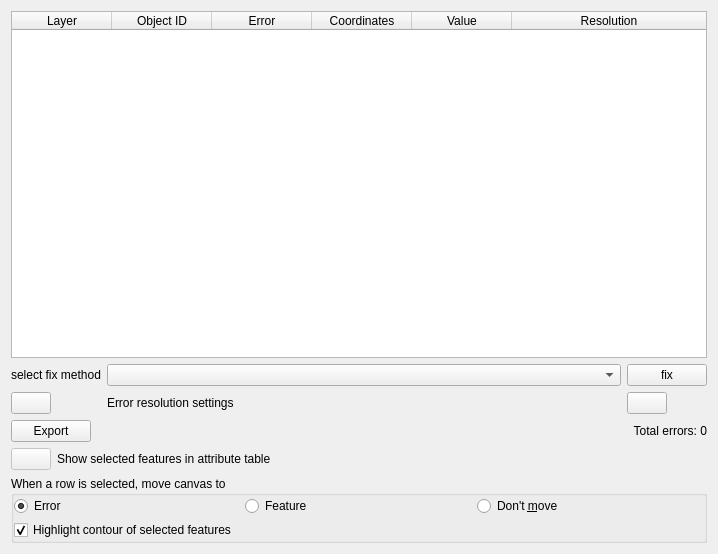
The window that resulttab.ui (Deng-Jiayu/TopologyChecker) describes before a commit, drawn with Qt 5.
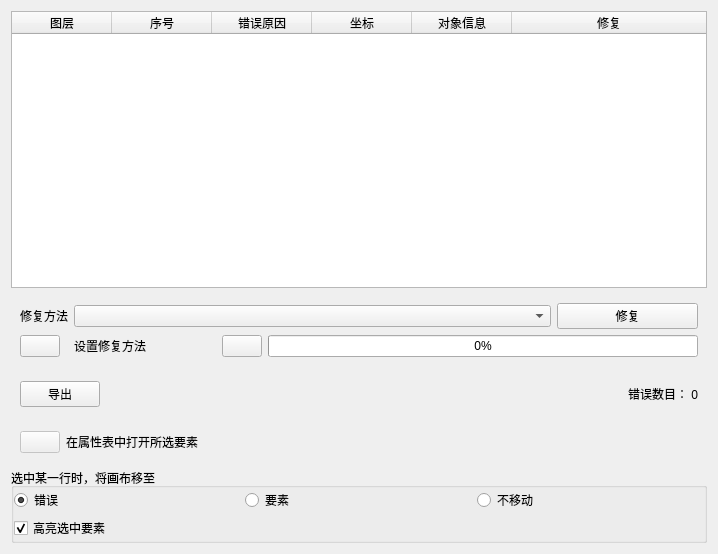
The same window after the commit. Icons and pictures are not drawn.

The edit to the form file:
```diff
--- a/resulttab.ui
+++ b/resulttab.ui
@@ -14,6 +14,103 @@
    <string>Form</string>
   </property>
   <layout class="QGridLayout" name="gridLayout_3">
+   <item row="5" column="0">
+    <widget class="QGroupBox" name="groupBoxRowSelectionBehavior">
+     <property name="title">
+      <string>选中某一行时，将画布移至</string>
+     </property>
+     <property name="flat">
+      <bool>true</bool>
+     </property>
+     <layout class="QGridLayout" name="gridLayout_2">
+      <property name="leftMargin">
+       <number>0</number>
+      </property>
+      <property name="topMargin">
+       <number>0</number>
+      </property>
+      <property name="rightMargin">
+       <number>0</number>
+      </property>
+      <property name="bottomMargin">
+       <number>0</number>
+      </property>
+      <property name="spacing">
+       <number>4</number>
+      </property>
+      <item row="0" column="1">
+       <widget class="QRadioButton" name="radioButtonFeature">
+        <property name="text">
+         <string>要素</string>
+        </property>
+       </widget>
+      </item>
+      <item row="0" column="0">
+       <widget class="QRadioButton" name="radioButtonError">
+        <property name="text">
+         <string>错误</string>
+        </property>
+        <property name="checkable">
+         <bool>true</bool>
+        </property>
+        <property name="checked">
+         <bool>true</bool>
+        </property>
+       </widget>
+      </item>
+      <item row="0" column="2">
+       <widget class="QRadioButton" name="radioButtonDontMove">
+        <property name="text">
+         <string>不移动</string>
+        </property>
+       </widget>
+      </item>
+      <item row="1" column="0" colspan="3">
+       <widget class="QCheckBox" name="checkBoxHighlight">
+        <property name="text">
+         <string>高亮选中要素</string>
+        </property>
+        <property name="checked">
+         <bool>true</bool>
+        </property>
+       </widget>
+      </item>
+     </layout>
+    </widget>
+   </item>
+   <item row="4" column="0">
+    <widget class="QWidget" name="openWidge" native="true">
+     <property name="enabled">
+      <bool>true</bool>
+     </property>
+     <layout class="QHBoxLayout" name="horizontalLayout_2">
+      <item>
+       <widget class="QPushButton" name="btnOpenAttributeTable">
+        <property name="enabled">
+         <bool>false</bool>
+        </property>
+        <property name="sizePolicy">
+         <sizepolicy hsizetype="Maximum" vsizetype="Fixed">
+          <horstretch>0</horstretch>
+          <verstretch>0</verstretch>
+         </sizepolicy>
+        </property>
+        <property name="icon">
+         <iconset>
+          <normaloff>:/images/themes/default/mActionFromSelectedFeature.svg</normaloff>:/images/themes/default/mActionFromSelectedFeature.svg</iconset>
+        </property>
+       </widget>
+      </item>
+      <item>
+       <widget class="QLabel" name="labelOpenAttributeTable">
+        <property name="text">
+         <string>在属性表中打开所选要素</string>
+        </property>
+       </widget>
+      </item>
+     </layout>
+    </widget>
+   </item>
    <item row="0" column="0">
     <widget class="QTableWidget" name="tableWidgetErrors">
      <property name="editTriggers">
@@ -39,124 +136,43 @@
      </attribute>
      <column>
       <property name="text">
-       <string>Layer</string>
+       <string>图层</string>
       </property>
      </column>
      <column>
       <property name="text">
-       <string>Object ID</string>
+       <string>序号</string>
       </property>
      </column>
      <column>
       <property name="text">
-       <string>Error</string>
+       <string>错误原因</string>
       </property>
      </column>
      <column>
       <property name="text">
-       <string>Coordinates</string>
+       <string>坐标</string>
       </property>
      </column>
      <column>
       <property name="text">
-       <string>Value</string>
+       <string>对象信息</string>
       </property>
      </column>
      <column>
       <property name="text">
-       <string>Resolution</string>
+       <string>修复</string>
       </property>
      </column>
     </widget>
    </item>
-   <item row="1" column="0">
-    <layout class="QGridLayout" name="gridLayout_4">
-     <item row="1" column="0">
-      <widget class="QPushButton" name="btnErrorResolutionSettings">
-       <property name="sizePolicy">
-        <sizepolicy hsizetype="Maximum" vsizetype="Fixed">
-         <horstretch>0</horstretch>
-         <verstretch>0</verstretch>
-        </sizepolicy>
-       </property>
-       <property name="icon">
-        <iconset>
-         <normaloff>:/images/themes/default/mActionOptions.svg</normaloff>:/images/themes/default/mActionOptions.svg</iconset>
-       </property>
-      </widget>
-     </item>
-     <item row="1" column="2">
-      <widget class="QPushButton" name="btnFixWithDefault">
-       <property name="enabled">
-        <bool>true</bool>
-       </property>
-       <property name="sizePolicy">
-        <sizepolicy hsizetype="Maximum" vsizetype="Fixed">
-         <horstretch>0</horstretch>
-         <verstretch>0</verstretch>
-        </sizepolicy>
-       </property>
-       <property name="icon">
-        <iconset>
-         <normaloff>:/images/themes/default/mIconSuccess.svg</normaloff>:/images/themes/default/mIconSuccess.svg</iconset>
-       </property>
-      </widget>
-     </item>
-     <item row="0" column="0">
-      <widget class="QLabel" name="label">
-       <property name="text">
-        <string>select fix method</string>
-       </property>
-      </widget>
-     </item>
-     <item row="1" column="1">
-      <widget class="QLabel" name="labelErrorResolutionSettings">
-       <property name="text">
-        <string>Error resolution settings</string>
-       </property>
-      </widget>
-     </item>
-     <item row="0" column="2">
-      <widget class="QPushButton" name="btnFix">
-       <property name="text">
-        <string>fix</string>
-       </property>
-      </widget>
-     </item>
-     <item row="0" column="1">
-      <widget class="QComboBox" name="mComboBox">
-       <property name="whatsThis">
-        <string>select fix method</string>
-       </property>
-       <property name="currentText">
-        <string/>
-       </property>
-      </widget>
-     </item>
-    </layout>
-   </item>
-   <item row="2" column="0">
+   <item row="3" column="0">
     <widget class="QWidget" name="widget" native="true">
-     <layout class="QHBoxLayout" name="horizontalLayout_3">
-      <property name="spacing">
-       <number>0</number>
-      </property>
-      <property name="leftMargin">
-       <number>0</number>
-      </property>
-      <property name="topMargin">
-       <number>0</number>
-      </property>
-      <property name="rightMargin">
-       <number>0</number>
-      </property>
-      <property name="bottomMargin">
-       <number>0</number>
-      </property>
+     <layout class="QHBoxLayout" name="horizontalLayout">
       <item>
        <widget class="QPushButton" name="btnExport">
         <property name="text">
-         <string>Export</string>
+         <string>导出</string>
         </property>
        </widget>
       </item>
@@ -176,7 +192,7 @@
       <item>
        <widget class="QLabel" name="labelErrorCount">
         <property name="text">
-         <string>Total errors: 0</string>
+         <string>错误数目： 0</string>
         </property>
         <property name="alignment">
          <set>Qt::AlignRight|Qt::AlignTrailing|Qt::AlignVCenter</set>
@@ -186,109 +202,81 @@
      </layout>
     </widget>
    </item>
-   <item row="3" column="0">
-    <widget class="QWidget" name="widgetFix" native="true">
-     <property name="enabled">
-      <bool>true</bool>
-     </property>
-     <layout class="QGridLayout" name="gridLayout">
-      <property name="leftMargin">
-       <number>0</number>
-      </property>
-      <property name="topMargin">
-       <number>0</number>
-      </property>
-      <property name="rightMargin">
-       <number>0</number>
-      </property>
-      <property name="bottomMargin">
-       <number>0</number>
-      </property>
-      <item row="0" column="1">
-       <widget class="QPushButton" name="btnOpenAttributeTable">
-        <property name="enabled">
-         <bool>false</bool>
-        </property>
-        <property name="sizePolicy">
-         <sizepolicy hsizetype="Maximum" vsizetype="Fixed">
-          <horstretch>0</horstretch>
-          <verstretch>0</verstretch>
-         </sizepolicy>
-        </property>
-        <property name="icon">
-         <iconset>
-          <normaloff>:/images/themes/default/mActionFromSelectedFeature.svg</normaloff>:/images/themes/default/mActionFromSelectedFeature.svg</iconset>
-        </property>
-       </widget>
-      </item>
-      <item row="0" column="2" colspan="2">
-       <widget class="QLabel" name="labelOpenAttributeTable">
+   <item row="2" column="0">
+    <widget class="QWidget" name="fixWidget" native="true">
+     <layout class="QGridLayout" name="gridLayout_4">
+      <item row="1" column="2">
+       <widget class="QLabel" name="labelErrorResolutionSettings">
         <property name="text">
-         <string>Show selected features in attribute table</string>
-        </property>
-       </widget>
-      </item>
-     </layout>
-    </widget>
-   </item>
-   <item row="4" column="0">
-    <widget class="QGroupBox" name="groupBoxRowSelectionBehavior">
-     <property name="title">
-      <string>When a row is selected, move canvas to</string>
-     </property>
-     <property name="flat">
-      <bool>true</bool>
-     </property>
-     <layout class="QGridLayout" name="gridLayout_2">
-      <property name="leftMargin">
-       <number>0</number>
-      </property>
-      <property name="topMargin">
-       <number>0</number>
-      </property>
-      <property name="rightMargin">
-       <number>0</number>
-      </property>
-      <property name="bottomMargin">
-       <number>0</number>
-      </property>
-      <property name="spacing">
-       <number>4</number>
-      </property>
-      <item row="0" column="1">
-       <widget class="QRadioButton" name="radioButtonFeature">
-        <property name="text">
-         <string>Feature</string>
+         <string>设置修复方法</string>
         </property>
        </widget>
       </item>
       <item row="0" column="0">
-       <widget class="QRadioButton" name="radioButtonError">
+       <widget class="QLabel" name="label">
         <property name="text">
-         <string>Error</string>
+         <string>修复方法</string>
         </property>
-        <property name="checkable">
-         <bool>true</bool>
+       </widget>
+      </item>
+      <item row="1" column="0">
+       <widget class="QPushButton" name="btnErrorResolutionSettings">
+        <property name="sizePolicy">
+         <sizepolicy hsizetype="Maximum" vsizetype="Fixed">
+          <horstretch>0</horstretch>
+          <verstretch>0</verstretch>
+         </sizepolicy>
         </property>
-        <property name="checked">
+        <property name="toolTip">
+         <string>设置修复方法</string>
+        </property>
+        <property name="icon">
+         <iconset>
+          <normaloff>:/images/themes/default/mActionOptions.svg</normaloff>:/images/themes/default/mActionOptions.svg</iconset>
+        </property>
+       </widget>
+      </item>
+      <item row="1" column="3">
+       <widget class="QPushButton" name="btnFixWithDefault">
+        <property name="enabled">
          <bool>true</bool>
         </property>
+        <property name="sizePolicy">
+         <sizepolicy hsizetype="Maximum" vsizetype="Fixed">
+          <horstretch>0</horstretch>
+          <verstretch>0</verstretch>
+         </sizepolicy>
+        </property>
+        <property name="toolTip">
+         <string>修复</string>
+        </property>
+        <property name="icon">
+         <iconset>
+          <normaloff>:/images/themes/default/mIconSuccess.svg</normaloff>:/images/themes/default/mIconSuccess.svg</iconset>
+        </property>
        </widget>
       </item>
-      <item row="0" column="2">
-       <widget class="QRadioButton" name="radioButtonDontMove">
+      <item row="0" column="6">
+       <widget class="QPushButton" name="btnFix">
         <property name="text">
-         <string>Don't &amp;move</string>
+         <string>修复</string>
         </property>
        </widget>
       </item>
-      <item row="1" column="0" colspan="3">
-       <widget class="QCheckBox" name="checkBoxHighlight">
-        <property name="text">
-         <string>Highlight contour of selected features</string>
+      <item row="1" column="4" colspan="3">
+       <widget class="QProgressBar" name="progressBarFixErrors">
+        <property name="value">
+         <number>0</number>
         </property>
-        <property name="checked">
-         <bool>true</bool>
+       </widget>
+      </item>
+      <item row="0" column="2" colspan="4">
+       <widget class="QComboBox" name="mComboBox">
+        <property name="whatsThis">
+         <string>select fix method</string>
+        </property>
+        <property name="currentText">
+         <string/>
         </property>
        </widget>
       </item>
```
